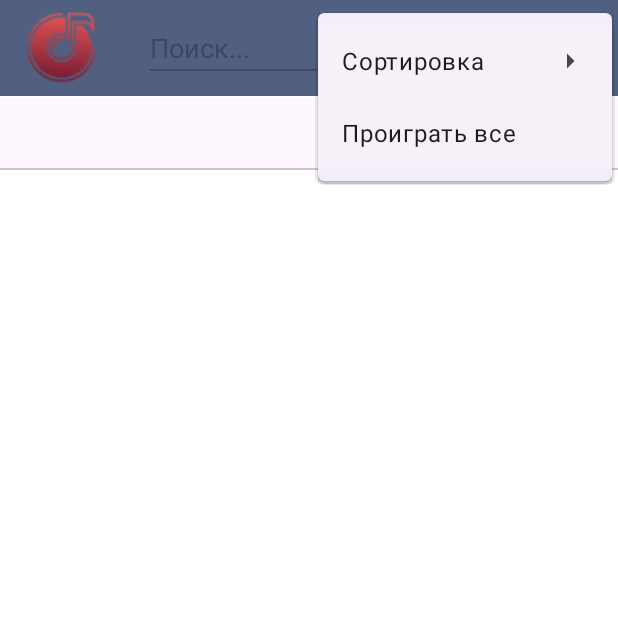
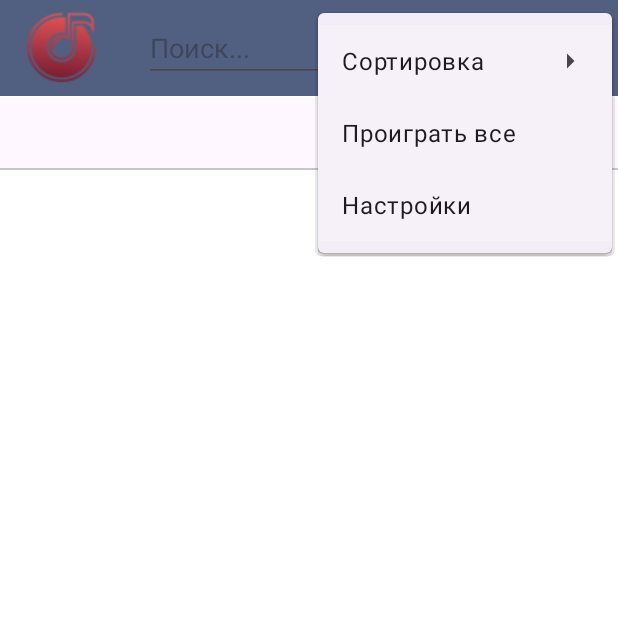
Before and after one commit to NikitaGlazr/MuAuPl, an Android app: the screen it shows after launch (MainActivityMusicWindow), with the options menu open, on a phone screen of 412 x 824 dp, the top half of it. Run offline under Robolectric (Android 15) with nearby library versions, the phone set to English and light mode, and no system bars.

Commit message:
add new function

```diff
--- a/app/src/main/res/layout/activity_main_music_window.xml
+++ b/app/src/main/res/layout/activity_main_music_window.xml
@@ -31,7 +31,8 @@
         android:layout_marginTop="50dp"
         app:layout_constraintBottom_toBottomOf="parent"
         app:layout_constraintStart_toStartOf="parent"
-        app:layout_constraintEnd_toEndOf="parent">
+        app:layout_constraintEnd_toEndOf="parent"
+        android:contentDescription="Описание для ViewPager">
     </androidx.viewpager.widget.ViewPager>
 
     <!-- TabLayout для отображения вкладок -->
@@ -42,7 +43,8 @@
         app:layout_constraintTop_toBottomOf="@id/toolbar"
         app:layout_constraintStart_toStartOf="parent"
         app:layout_constraintEnd_toEndOf="parent"
-        app:layout_constraintBottom_toTopOf="@id/viewPager">
+        app:layout_constraintBottom_toTopOf="@id/viewPager"
+        android:contentDescription="Описание для TabLayout">
     </com.google.android.material.tabs.TabLayout>
 
 </androidx.constraintlayout.widget.ConstraintLayout>
--- a/app/src/main/res/layout/fragment_tracks.xml
+++ b/app/src/main/res/layout/fragment_tracks.xml
@@ -2,10 +2,10 @@
 <androidx.constraintlayout.widget.ConstraintLayout xmlns:android="http://schemas.android.com/apk/res/android"
     android:layout_width="match_parent"
     android:layout_height="match_parent">
-
     <ListView
         android:id="@+id/listViewTracks"
         android:layout_width="match_parent"
-        android:layout_height="match_parent"/>
+        android:layout_height="match_parent"
+        android:padding="8dp"/>
 
 </androidx.constraintlayout.widget.ConstraintLayout>
--- a/app/src/main/res/menu/toolbar_menu.xml
+++ b/app/src/main/res/menu/toolbar_menu.xml
@@ -40,4 +40,10 @@
         android:orderInCategory="100"
         android:title="@string/lose_everything"
         app:showAsAction="never"/>
+
+    <item
+        android:id="@+id/setting"
+        android:orderInCategory="100"
+        android:title="@string/setting"
+        app:showAsAction="never"/>
 </menu>
--- a/app/src/main/res/values/strings.xml
+++ b/app/src/main/res/values/strings.xml
@@ -5,5 +5,5 @@
     <string name="tracks">Треки</string>
     <string name="playlists">Плейлисты</string>
     <string name="lose_everything">Проиграть все</string>
-
+    <string name="setting">Настройки</string>
 </resources>
```
Also changed, not shown: app/src/main/java/com/example/muaupl/Track.java (+18 -1 lines), app/src/main/java/com/example/muaupl/TrackAdapter.java (+50 -1 lines), app/src/main/java/com/example/muaupl/TracksFragment.java (+28 -7 lines), app/src/main/res/layout/item_track.xml (+26 -4 lines).
